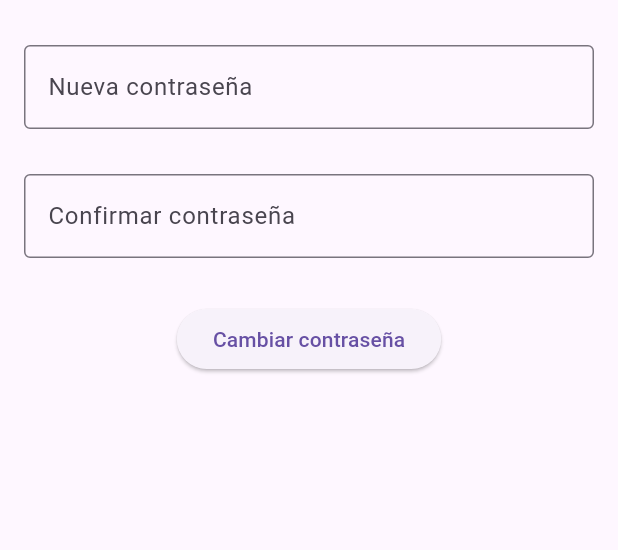
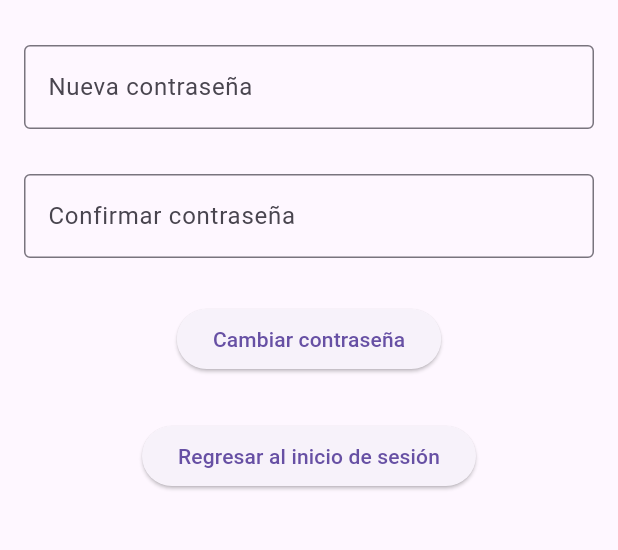
Before and after one commit to AlfredL24/gerep, a Flutter app: the ResetCredentialsView screen opened by its route, on a phone screen of 412 x 824 dp, the part 258-808 px from its top. Run offline on Flutter 3.47's test engine with Material 3 defaults, Android fonts, the phone set to English and light mode, and no system bars; our stand-ins replace sqflite; accounts and stored records are empty.

Commit message:
Se agregan validaciones y mejoras a reset_credentials

```diff
--- a/lib/login_view.dart
+++ b/lib/login_view.dart
@@ -45,7 +45,7 @@ class _LoginViewState extends State<LoginView> {
           Container(
             decoration: BoxDecoration(
               image: DecorationImage(
-                image: AssetImage('assets/fondologin.png.png'
+                image: AssetImage('assets/fondologin.png'
                     ''),
                 fit: BoxFit.cover,
               ),
--- a/lib/reset_credentials_view.dart
+++ b/lib/reset_credentials_view.dart
@@ -1,4 +1,6 @@
 import 'package:flutter/material.dart';
+import 'package:gerep/login_view.dart';
+import 'login_view.dart';
 
 class ResetCredentialsView extends StatefulWidget {
   @override
@@ -15,9 +17,25 @@ class _ResetCredentialsViewState extends State<ResetCredentialsView> {
     // Aquí se simula la actualización en la base de datos.
     // En un caso real, deberás implementar la lógica de actualización.
     setState(() {
+      String newPassword = _newPasswordController.text;
+      String confirmPassword = _confirmPasswordController.text;
+
+      if (newPassword.length < 5) {
+        _message = 'La contraseña debe tener al menos 5 caracteres';
+        return;
+      }
+      if (newPassword != confirmPassword) {
+        _message = 'Las contraseñas no coinciden';
+        return;
+      }
+
       _message = 'Contraseña actualizada correctamente';
     });
-    Navigator.pushReplacementNamed(context, '/mainScreen');
+    //Navigator.pushReplacementNamed(context, '/mainScreen');
+  }
+
+  void _regresarLogin() {
+    Navigator.pushNamed(context, '/login');
   }
 
   @override
@@ -50,11 +68,26 @@ class _ResetCredentialsViewState extends State<ResetCredentialsView> {
               obscureText: true,
             ),
             if (_message.isNotEmpty)
-              Text(_message, style: TextStyle(color: Colors.green)),
+              Padding(
+                padding: const EdgeInsets.only(top: 10.0),
+                child: Text(
+                  _message,
+                  style: TextStyle(
+                    color: _message.contains('correctamente')
+                        ? Colors.green
+                        : Colors.red,
+                  ),
+                ),
+              ),
             SizedBox(height: 30),
             ElevatedButton(
               onPressed: _updateCredentials,
               child: Text('Cambiar contraseña'),
+            ),
+            SizedBox(height: 30),
+            ElevatedButton(
+              onPressed: _regresarLogin,
+              child: Text('Regresar al inicio de sesión'),
             ),
           ],
         ),
```
Also changed, not shown: 4 other files.
